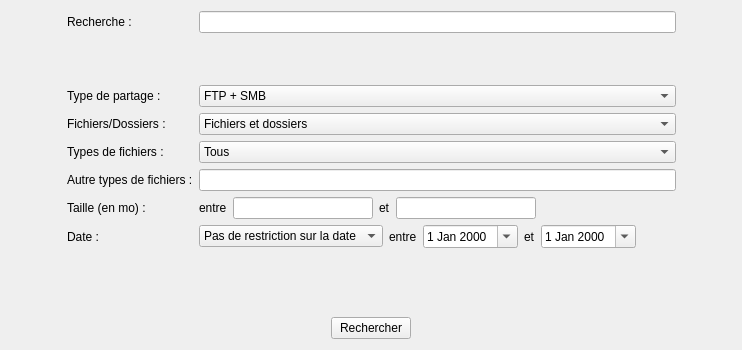
Old version of the form ui/adv_search.ui in the repository MaximeCheramy/pyrex.
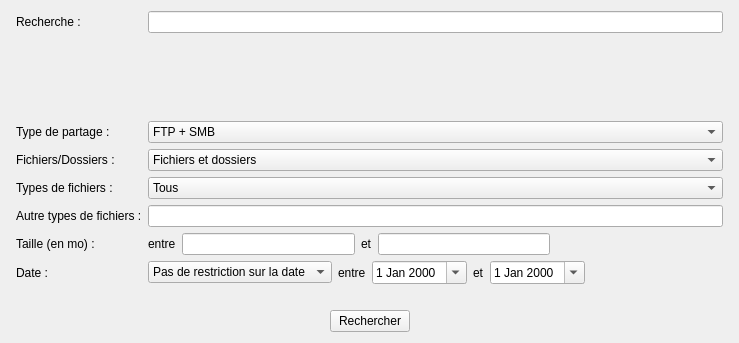
New version of the form.

Commit message: Date par défaut : celle du jour Corrections graphiques : recherche_avancée

What changed in the file:
```diff
--- a/ui/adv_search.ui
+++ b/ui/adv_search.ui
@@ -6,25 +6,37 @@
    <rect>
     <x>0</x>
     <y>0</y>
-    <width>742</width>
-    <height>350</height>
+    <width>739</width>
+    <height>343</height>
    </rect>
   </property>
+  <property name="sizePolicy">
+   <sizepolicy hsizetype="Fixed" vsizetype="Fixed">
+    <horstretch>0</horstretch>
+    <verstretch>0</verstretch>
+   </sizepolicy>
+  </property>
   <property name="windowTitle">
    <string>Form</string>
   </property>
   <layout class="QVBoxLayout" name="verticalLayout">
    <item>
     <layout class="QGridLayout" name="gridLayout_3">
+     <property name="sizeConstraint">
+      <enum>QLayout::SetFixedSize</enum>
+     </property>
      <item row="0" column="0">
       <spacer name="horizontalSpacer_5">
        <property name="orientation">
         <enum>Qt::Horizontal</enum>
        </property>
+       <property name="sizeType">
+        <enum>QSizePolicy::Fixed</enum>
+       </property>
        <property name="sizeHint" stdset="0">
         <size>
-         <width>40</width>
-         <height>20</height>
+         <width>5</width>
+         <height>0</height>
         </size>
        </property>
       </spacer>
@@ -34,16 +46,22 @@
        <property name="orientation">
         <enum>Qt::Horizontal</enum>
        </property>
+       <property name="sizeType">
+        <enum>QSizePolicy::Fixed</enum>
+       </property>
        <property name="sizeHint" stdset="0">
         <size>
-         <width>40</width>
-         <height>20</height>
+         <width>5</width>
+         <height>0</height>
         </size>
        </property>
       </spacer>
      </item>
      <item row="0" column="1">
       <layout class="QFormLayout" name="formLayout">
+       <property name="sizeConstraint">
+        <enum>QLayout::SetFixedSize</enum>
+       </property>
        <property name="fieldGrowthPolicy">
         <enum>QFormLayout::AllNonFixedFieldsGrow</enum>
        </property>
@@ -65,7 +83,7 @@
          <property name="sizeHint" stdset="0">
           <size>
            <width>20</width>
-           <height>40</height>
+           <height>20</height>
           </size>
          </property>
         </spacer>
@@ -226,6 +244,9 @@
        </item>
        <item row="8" column="1">
         <layout class="QHBoxLayout" name="horizontalLayout_3">
+         <property name="sizeConstraint">
+          <enum>QLayout::SetFixedSize</enum>
+         </property>
          <item>
           <widget class="QComboBox" name="combo_date">
            <item>
@@ -302,16 +323,22 @@
      <property name="orientation">
       <enum>Qt::Vertical</enum>
      </property>
+     <property name="sizeType">
+      <enum>QSizePolicy::Fixed</enum>
+     </property>
      <property name="sizeHint" stdset="0">
       <size>
        <width>20</width>
-       <height>10</height>
+       <height>20</height>
       </size>
      </property>
     </spacer>
    </item>
    <item>
     <layout class="QHBoxLayout" name="horizontalLayout_7">
+     <property name="sizeConstraint">
+      <enum>QLayout::SetFixedSize</enum>
+     </property>
      <item>
       <spacer name="horizontalSpacer_3">
        <property name="orientation">
```
The commit also changes 1 other file.
